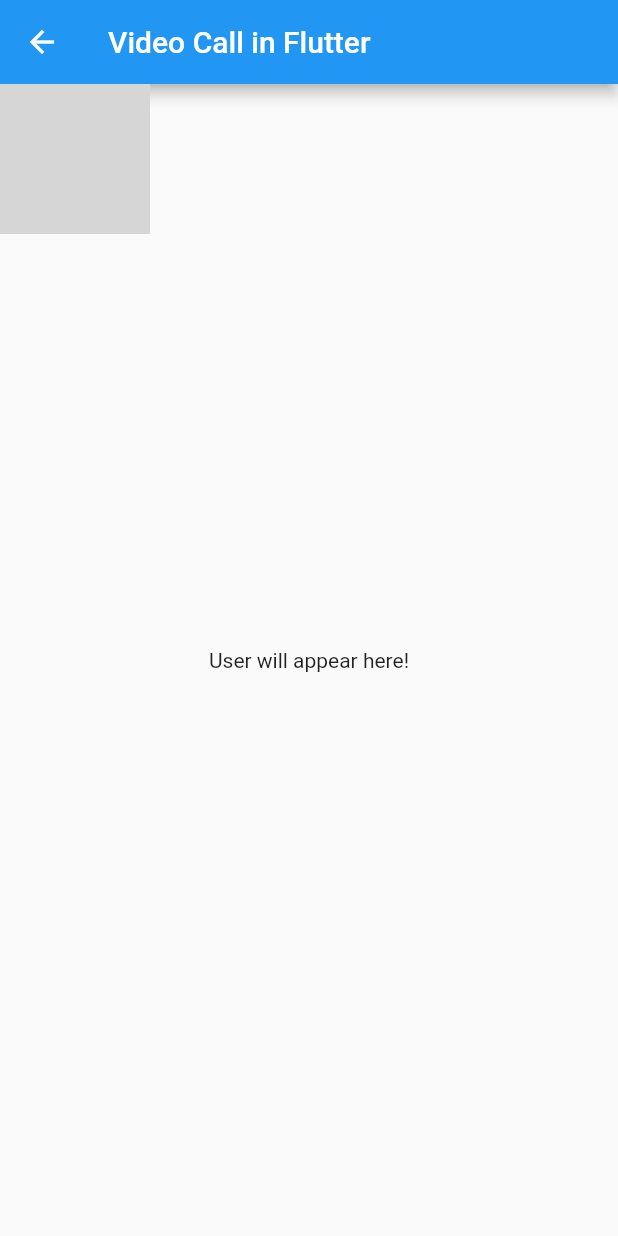
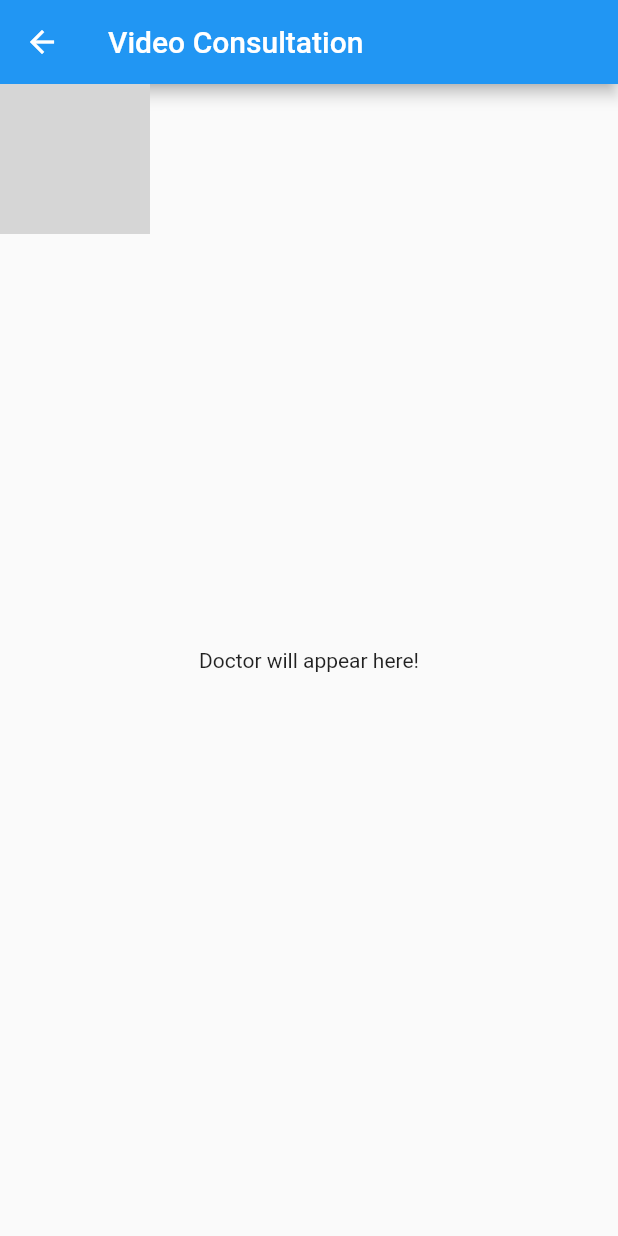
Before and after one commit to adityathakurxd/shades, a Flutter app: the CallScreen screen opened directly, on a phone screen of 412 x 824 dp. Run offline on Flutter 3.47's test engine with Material 2 defaults, Android fonts, the phone set to English and light mode, and no system bars; our stand-ins replace image_picker, percent_indicator, permission_handler; missing offline and left inert: agora_rtc_engine, tflite; grey boxes are pictures that could not be loaded.

Commit message:
Video Consultation with Doctor

```diff
--- a/lib/videocall/call.dart
+++ b/lib/videocall/call.dart
@@ -59,7 +59,7 @@ class _CallScreenState extends State<CallScreen> {
   Widget build(BuildContext context) {
     return Scaffold(
       appBar: AppBar(
-        title: Text('Video Call in Flutter'),
+        title: Text('Video Consultation'),
       ),
       body: Stack(
         children: [
@@ -91,7 +91,7 @@ class _CallScreenState extends State<CallScreen> {
     }
     else {
       return Text(
-        'User will appear here!',
+        'Doctor will appear here!',
         textAlign: TextAlign.center,
       );
     }
```
